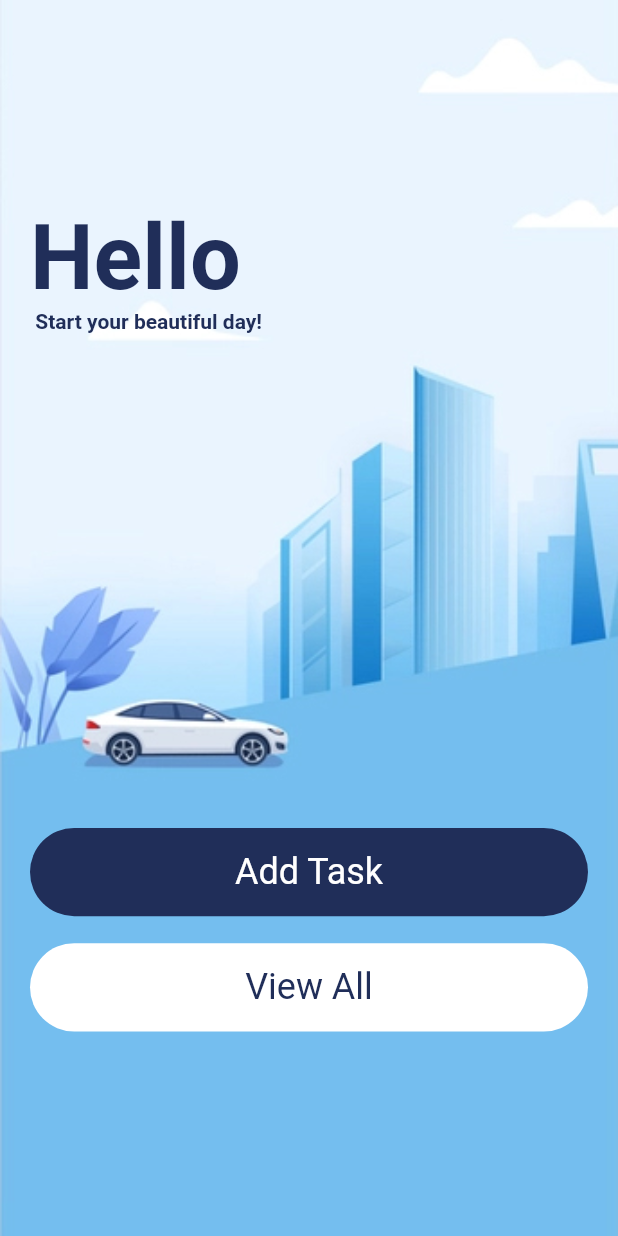
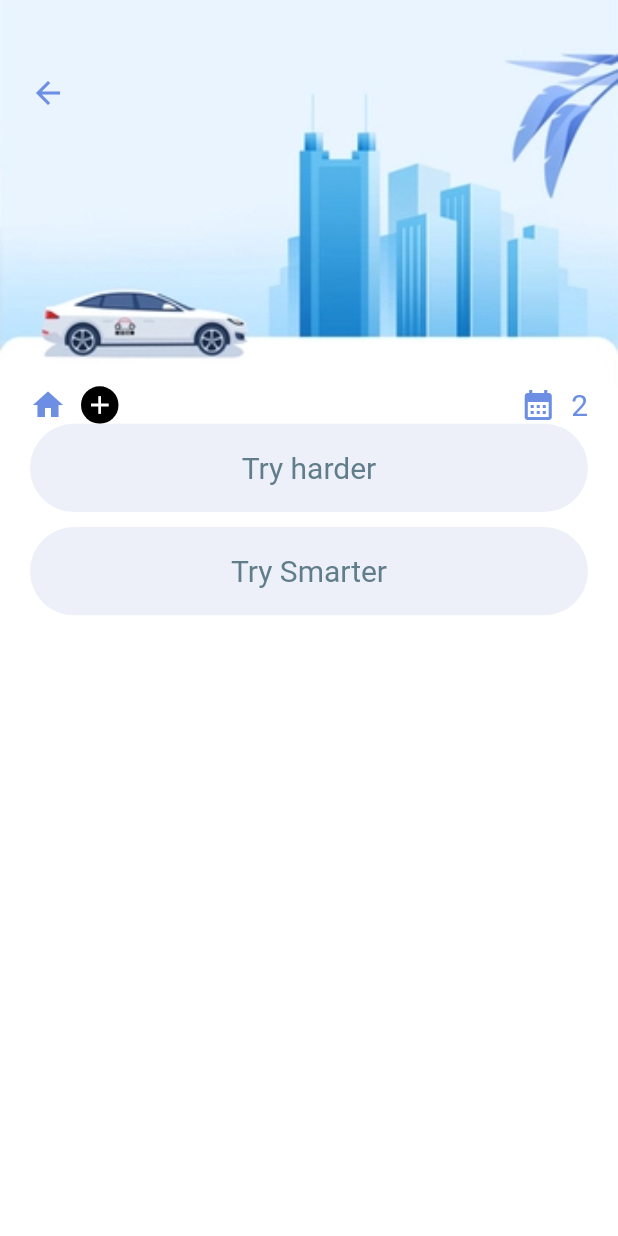
Before and after one commit to fuzzymfx/flutter-golang-taskapp, a Flutter app: the screen it shows after launch, on a phone screen of 412 x 824 dp. Run offline on Flutter 3.47's test engine with Material 2 defaults, Android fonts, the phone set to English and light mode, and no system bars.

Commit message:
added new pages

```diff
--- a/lib/main.dart
+++ b/lib/main.dart
@@ -1,4 +1,6 @@
 import 'package:flutter/material.dart';
+import 'package:flutter_golang_yt/screens/add_task.dart';
+import 'package:flutter_golang_yt/screens/all_tasks.dart';
 import 'package:flutter_golang_yt/screens/homescreen.dart';
 
 void main() {
@@ -18,7 +20,8 @@ class MyApp extends StatelessWidget {
 
         primarySwatch: Colors.blue,
       ),
-      home: const HomeScreen(),
+      // home: const HomeScreen(),
+      home: const AllTasks(),
     );
   }
 }
--- /dev/null
+++ b/lib/screens/all_tasks.dart
@@ -0,0 +1,114 @@
+import 'package:flutter/material.dart';
+import 'package:flutter_golang_yt/colors/app_colors.dart';
+
+import '../widgets/task_widget.dart';
+
+class AllTasks extends StatelessWidget {
+  const  AllTasks({Key? key}) : super(key: key);
+
+  @override
+  Widget build(BuildContext context) {
+    List myData =[
+      "Try harder",
+      "Try Smarter",
+    ];
+    final leftEditIcon =Container(
+      margin: const EdgeInsets.only(bottom: 10),
+      color: Colors.white,
+      padding: const EdgeInsets.only(left: 30),
+      child: const Icon(
+        Icons.edit,
+        color: Colors.black,
+      ),
+      alignment: Alignment.centerLeft,
+    );
+
+    final rightDelIcon =Container(
+      margin: const EdgeInsets.only(bottom: 10),
+      color: Colors.red,
+      padding: const EdgeInsets.only(right: 30),
+      child: const Icon(
+        Icons.delete,
+        color: Colors.white,
+      ),
+      alignment: Alignment.centerRight,
+    );
+    return Scaffold(
+      backgroundColor: Colors.white,
+      body: Column(
+        children: [
+          Container(
+            padding: const EdgeInsets.only(left: 20, top: 50),
+            alignment: Alignment.topLeft,
+            child: Icon(Icons.arrow_back, color: AppColors.secondaryColor,),
+
+            width: double.maxFinite,
+            height: MediaQuery.of(context).size.height/3.2,
+  decoration: const BoxDecoration(
+  image: DecorationImage(
+  fit: BoxFit.cover,
+  image: AssetImage(
+  'assets/header1.jpg'
+  )
+  )
+  ),
+        ),
+          Container(
+            padding: const EdgeInsets.only(left: 20, right: 20),
+            child: Row(
+              children: [
+                Icon(Icons.home, color: AppColors.secondaryColor,),
+                const SizedBox(width: 10,),
+                Container(
+                  child: const Icon(Icons.add, color: Colors.white, size: 20),
+                  width: 25,
+                  height: 25,
+                  decoration: BoxDecoration(
+                    borderRadius: BorderRadius.circular(12.5),
+                    color: Colors.black
+                  ),
+               ),
+                Expanded(child: Container()),
+                Icon(Icons.calendar_month_sharp , color: AppColors.secondaryColor,),
+                const SizedBox(width: 10,),
+                Text("2", style: TextStyle(
+                  fontSize: 20,
+                  color: AppColors.secondaryColor,
+                ),),
+                // Expanded(),
+
+              ],
+            ),
+          ),
+          Flexible(
+            child: ListView.builder(
+              itemCount: myData.length,
+                itemBuilder: (context, index){
+              return Dismissible(
+                background: leftEditIcon,
+                secondaryBackground: rightDelIcon,
+                onDismissed: (DismissDirection direction){
+                },
+                confirmDismiss: (DismissDirection direction)async{
+                  if(direction ==DismissDirection.startToEnd){
+                  return false;
+                  }else{
+
+                    return true;
+                  }
+                },
+                key: ObjectKey(index),
+                child: Container(
+                  margin: const EdgeInsets.only(left: 20, right: 20, bottom: 10),
+                  child: Task(
+                    text: myData[index], color: Colors.blueGrey,
+                ),
+                ),
+              );
+            }),
+          )
+      ],
+      )
+    );
+  }
+}
--- /dev/null
+++ b/lib/widgets/task_widget.dart
@@ -0,0 +1,27 @@
+import 'package:flutter/cupertino.dart';
+
+class Task extends StatelessWidget {
+  final String text;
+  final Color color;
+  const Task({Key? key, required this.text, required this.color}) : super(key: key);
+
+  @override
+  Widget build(BuildContext context) {
+    return Container(
+      width: double.maxFinite,
+      height: MediaQuery.of(context).size.height/14,
+      decoration: BoxDecoration(
+        color: const Color(0XFFedf0f8),
+        borderRadius: BorderRadius.circular(40)
+      ),
+      child: Center(
+        child: Text(text, style: TextStyle(
+          fontSize: 20,
+          color: color
+
+        ),),
+      ),
+
+    );
+  }
+}
```
Also changed, not shown: lib/screens/add_task.dart (+56 -1 lines), lib/widgets/textfield_widget.dart (added, +40 -0 lines).
